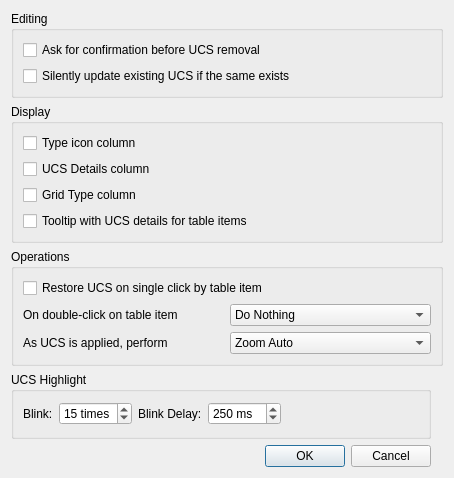
LibreCAD/LibreCAD, file librecad/src/ui/dock_widgets/ucs_list/lc_dlgucslistoptions.ui: the form before one commit.
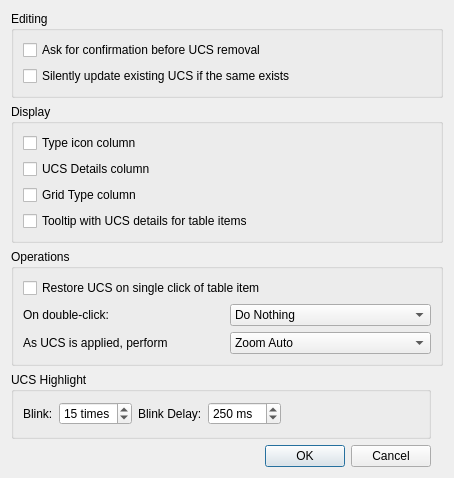
The form after the commit.

What changed in the file:
```diff
--- a/librecad/src/ui/dock_widgets/ucs_list/lc_dlgucslistoptions.ui
+++ b/librecad/src/ui/dock_widgets/ucs_list/lc_dlgucslistoptions.ui
@@ -136,14 +136,14 @@
          <string>If enabled, click on the table item will apply coordinates system. Otherwise, coordinates system should be applied explicitly.</string>
         </property>
         <property name="text">
-         <string>Restore UCS on single click by table item</string>
+         <string>Restore UCS on single click of table item</string>
         </property>
        </widget>
       </item>
       <item row="1" column="0">
        <widget class="QLabel" name="lblDoubleClick">
         <property name="text">
-         <string>On double-click on table item</string>
+         <string>On double-click:</string>
         </property>
        </widget>
       </item>
```
